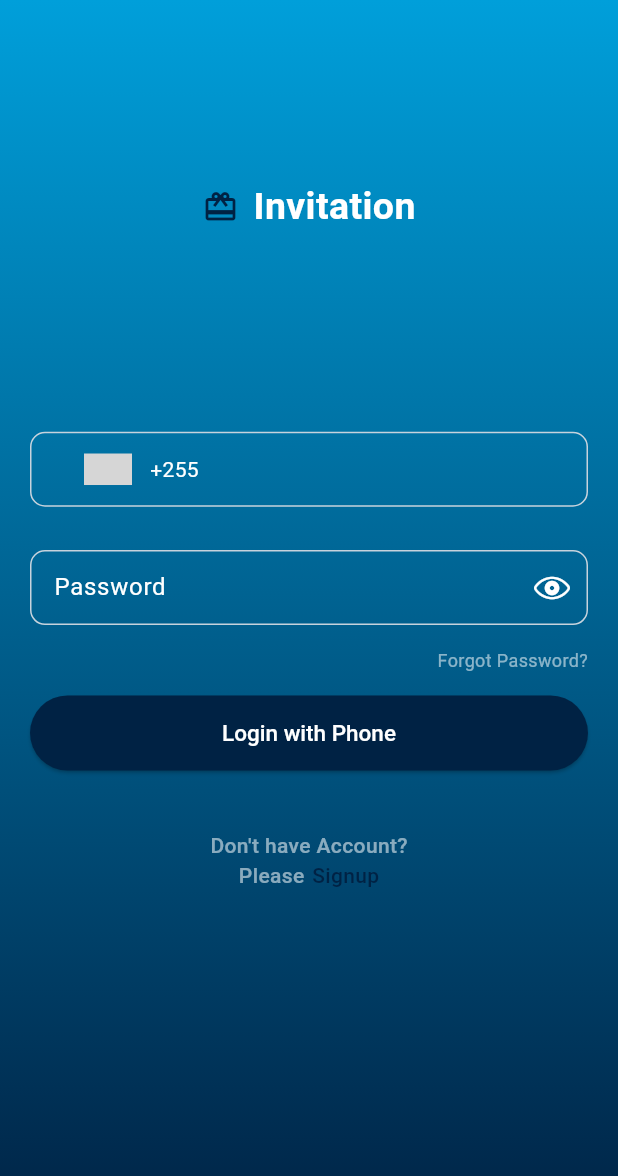
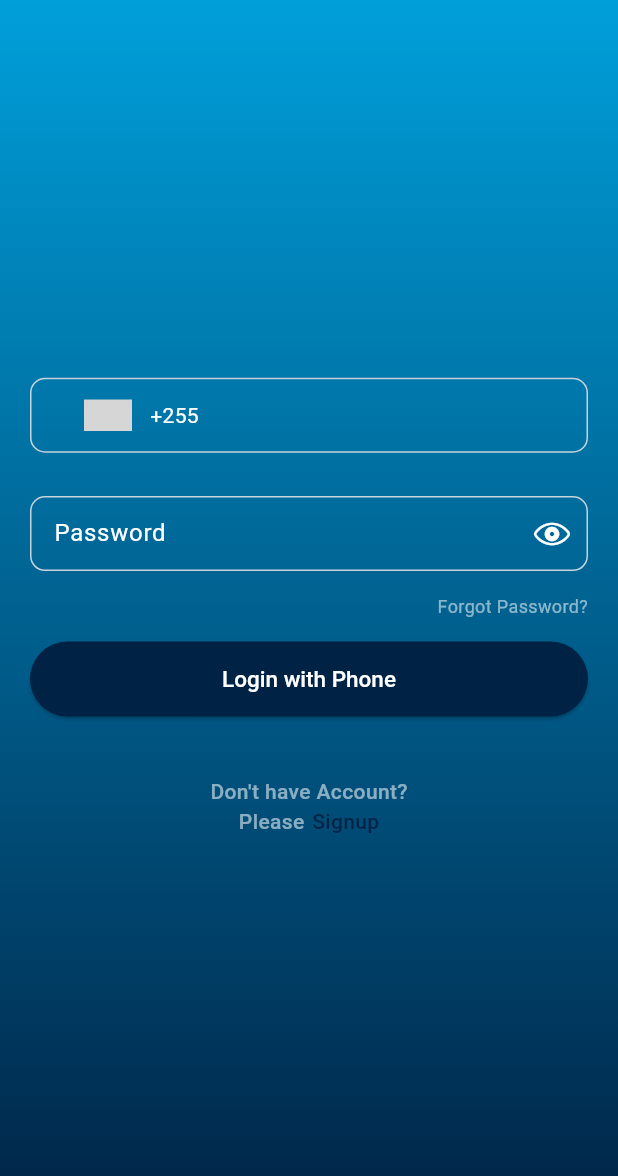
Before and after one commit to anordy/invitation, a Flutter app: the screen it shows after launch, on a phone screen of 412 x 824 dp. Shown: the top 1176 px of the screen. Run offline on Flutter 3.47's test engine with Material 3 defaults, Android fonts, the phone set to English and light mode, and no system bars; drawn by our look-alikes of intl_phone_number_input; our stand-ins replace adaptive_theme, bloc, connectivity_plus, country_code_picker, dio, flutter_bloc and 6 more; missing offline and left inert: dio_logger, flutter_barcode_scanner, is_first_run; grey boxes are pictures that could not be loaded.

Commit message:
add assets

```diff
--- a/lib/page/Auth/login_screen.dart
+++ b/lib/page/Auth/login_screen.dart
@@ -87,27 +87,8 @@ class _LoginScreenState extends State<LoginScreen> {
               key: _formKey,
               child:
                   Column(mainAxisAlignment: MainAxisAlignment.start, children: [
-                Row(
-                  mainAxisAlignment: MainAxisAlignment.center,
-                  children: [
-                    Icon(
-                      Icons.card_giftcard,
-                      color: AppColor.base,
-                    ),
-                    const SizedBox(
-                      width: 10.0,
-                    ),
-                    const Text(
-                      "Invitation",
-                      style: TextStyle(
-                        color: Colors.white,
-                        fontSize: 25,
-                        fontWeight: FontWeight.bold,
-                      ),
-                    )
-                  ],
-                ),
-                SizedBox(
+
+              SizedBox(
                   height: Utils.displayHeight(context) * 0.12,
                 ),
                 SizedBox(
```
Also changed, not shown: assets/images/inv1.png (added), assets/images/inv2.png (added), assets/images/invitation1.jpeg (added), assets/images/invitation2.jpeg (added).
